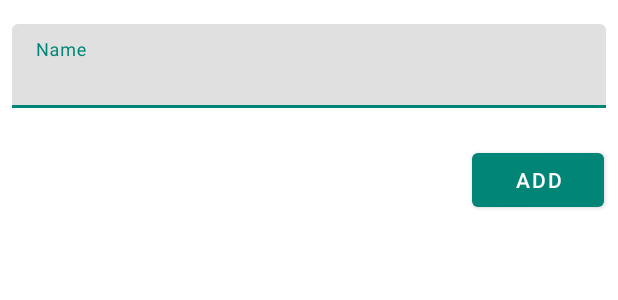
After one commit to isidro89/todo-declex, an Android app: the layout fragment_add_task.xml on its own in the app's theme, with its tools: preview values and no code run, on a phone screen of 412 x 824 dp. The commit adds this screen. Shown: the top 300 px of the screen. Run offline under Robolectric (Android 15) with nearby library versions, the phone set to English and light mode, and no system bars.

Commit message:
creating fragment to add new task

```diff
--- a/app/src/main/java/com/dspot/declex/example/todo/Navigation.java
+++ b/app/src/main/java/com/dspot/declex/example/todo/Navigation.java
@@ -5,6 +5,7 @@ import android.app.Activity;
 import org.androidannotations.annotations.EBean;
 import org.androidannotations.annotations.RootContext;
 
+import static com.dspot.declex.Action.$AddTaskFragment;
 import static com.dspot.declex.Action.$TaskListFragment;
 
 @EBean
@@ -21,7 +22,11 @@ public class Navigation {
         activity.finish();
     }
 
-    public void goToTaskListFragment(){
+    public void goToTaskListFragment() {
         $TaskListFragment();
     }
+
+    public void goToAddTaskFragment() {
+        $AddTaskFragment();
+    }
 }
--- /dev/null
+++ b/app/src/main/java/com/dspot/declex/example/todo/ui/addtask/AddTaskFragment.java
@@ -0,0 +1,23 @@
+package com.dspot.declex.example.todo.ui.addtask;
+
+
+import android.support.v4.app.Fragment;
+
+import com.dspot.declex.example.todo.Navigation;
+import com.dspot.declex.example.todo.R;
+
+import org.androidannotations.annotations.Bean;
+import org.androidannotations.annotations.Click;
+import org.androidannotations.annotations.EFragment;
+
+@EFragment(R.layout.fragment_add_task)
+public class AddTaskFragment extends Fragment {
+
+    @Bean
+    Navigation navigation;
+
+    @Click
+    void buttonAddTask() {
+        navigation.goToTaskListFragment();
+    }
+}
--- a/app/src/main/java/com/dspot/declex/example/todo/ui/tasklist/TaskListFragment.java
+++ b/app/src/main/java/com/dspot/declex/example/todo/ui/tasklist/TaskListFragment.java
@@ -4,12 +4,13 @@ package com.dspot.declex.example.todo.ui.tasklist;
 import android.support.v4.app.Fragment;
 
 import com.dspot.declex.annotation.Populate;
-import com.dspot.declex.example.todo.DatabaseInstance;
+import com.dspot.declex.example.todo.Navigation;
 import com.dspot.declex.example.todo.R;
 import com.dspot.declex.example.todo.model.TaskToDo;
 import com.dspot.declex.example.todo.ui.TaskListViewModel;
 
 import org.androidannotations.annotations.Background;
+import org.androidannotations.annotations.Bean;
 import org.androidannotations.annotations.Click;
 import org.androidannotations.annotations.EFragment;
 
@@ -28,6 +29,9 @@ public class TaskListFragment extends Fragment {
     @ViewModel
     TaskListViewModel viewModel;
 
+    @Bean
+    Navigation navigation;
+
     @Populate()
     List<TaskToDo> taskList;
 
@@ -42,7 +46,7 @@ public class TaskListFragment extends Fragment {
     @Click(R.id.fab)
     @Background
     void onFabClicked() {
-        DatabaseInstance.get().taskDao().insert(new TaskToDo("TaskToDo #" + ++i));
+        navigation.goToAddTaskFragment();
     }
 
 
--- /dev/null
+++ b/app/src/main/res/layout/fragment_add_task.xml
@@ -0,0 +1,39 @@
+<?xml version="1.0" encoding="utf-8"?>
+<android.support.constraint.ConstraintLayout xmlns:android="http://schemas.android.com/apk/res/android"
+    xmlns:app="http://schemas.android.com/apk/res-auto"
+    xmlns:tools="http://schemas.android.com/tools"
+    android:layout_width="match_parent"
+    android:layout_height="match_parent">
+
+
+    <android.support.design.widget.TextInputLayout
+        android:id="@+id/textInputLayout"
+        android:layout_width="0dp"
+        android:layout_height="wrap_content"
+        android:layout_marginStart="8dp"
+        android:layout_marginLeft="8dp"
+        android:layout_marginTop="16dp"
+        android:layout_marginEnd="8dp"
+        android:layout_marginRight="8dp"
+        app:layout_constraintEnd_toEndOf="parent"
+        app:layout_constraintStart_toStartOf="parent"
+        app:layout_constraintTop_toTopOf="parent">
+
+        <android.support.design.widget.TextInputEditText
+            android:layout_width="match_parent"
+            android:layout_height="wrap_content"
+            android:hint="Name" />
+    </android.support.design.widget.TextInputLayout>
+
+    <android.support.design.button.MaterialButton
+        style="@style/Widget.MaterialComponents.Button"
+        android:id="@+id/button_add_task"
+        android:layout_width="wrap_content"
+        android:layout_height="wrap_content"
+        android:layout_marginTop="24dp"
+        android:layout_marginEnd="9dp"
+        android:layout_marginRight="9dp"
+        android:text="Add"
+        app:layout_constraintEnd_toEndOf="parent"
+        app:layout_constraintTop_toBottomOf="@+id/textInputLayout" />
+</android.support.constraint.ConstraintLayout>
--- a/app/src/main/res/values/styles.xml
+++ b/app/src/main/res/values/styles.xml
@@ -1,7 +1,7 @@
 <resources>
 
     <!-- Base application theme. -->
-    <style name="AppTheme" parent="Theme.AppCompat.Light.DarkActionBar">
+    <style name="AppTheme" parent="Theme.MaterialComponents.Light">
         <!-- Customize your theme here. -->
         <item name="colorPrimary">@color/colorPrimary</item>
         <item name="colorPrimaryDark">@color/colorPrimaryDark</item>
```
